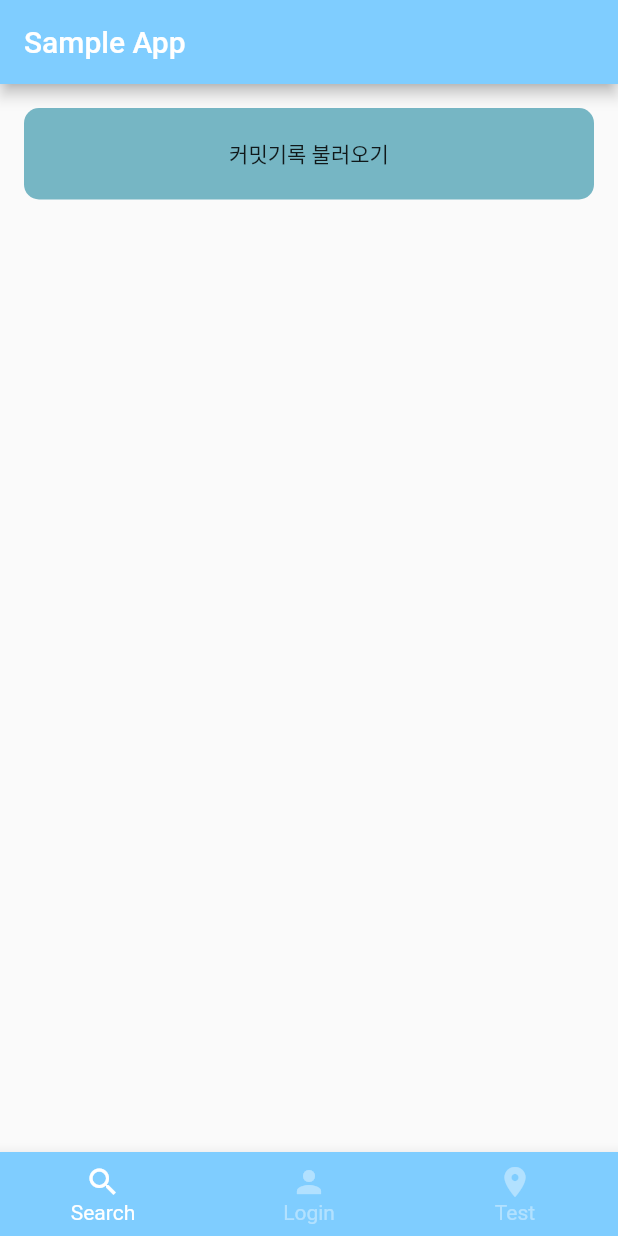
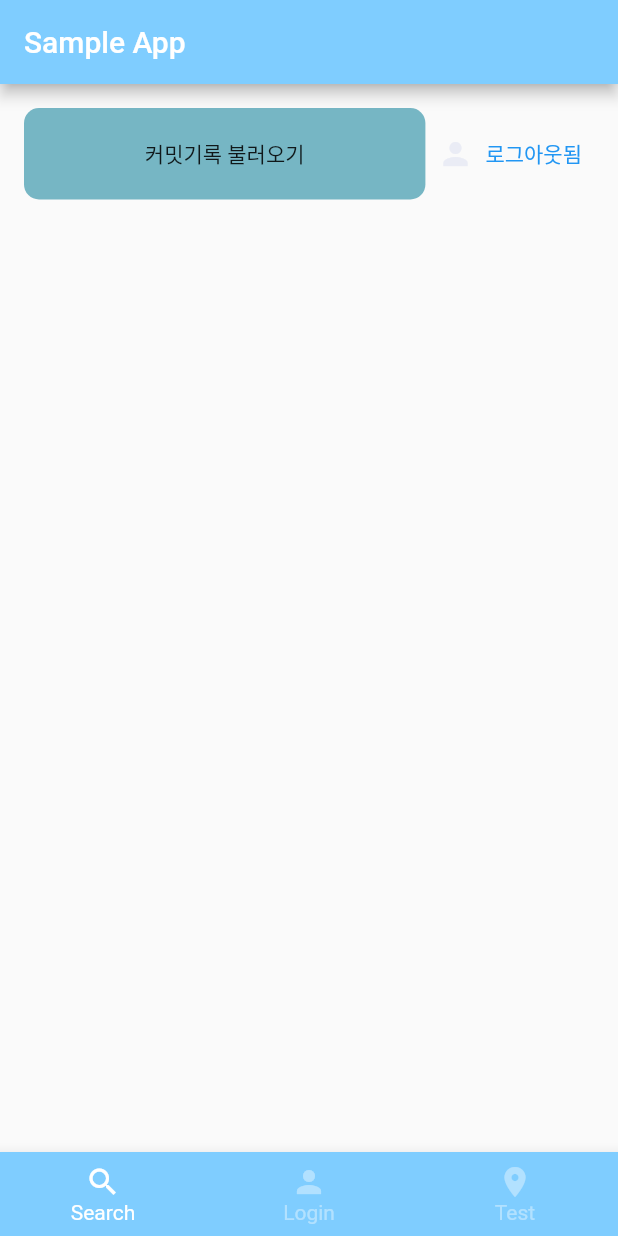
Before and after one commit to cw-hanna/flutter_clean_architecture_sample, a Flutter app: the screen it shows after launch, on a phone screen of 412 x 824 dp. Run offline on Flutter 3.47's test engine with Material 2 defaults, Android fonts, the phone set to English and light mode, and no system bars; our stand-ins replace bloc, flutter_bloc, freezed_annotation.

Commit message:
add loginBloc to Login Widget, seperate LoginWidget, delete HomeState

```diff
--- a/lib/di/commit_provider_setup.dart
+++ b/lib/di/commit_provider_setup.dart
@@ -2,7 +2,7 @@ import 'package:image_search/data/data_source/commit_api.dart';
 import 'package:image_search/data/repository/commit_api_repository_impl_api.dart';
 import 'package:image_search/domain/repository/commit_api_repository.dart';
 import 'package:image_search/domain/usecase/get_commits_user_case.dart';
-import 'package:image_search/presentation/search/commit_view_model.dart';
+import 'package:image_search/presentation/search/commit_provider.dart';
 import 'package:provider/provider.dart';
 import 'package:provider/single_child_widget.dart';
 import 'package:http/http.dart' as http;
@@ -36,7 +36,7 @@ List<SingleChildWidget> commitdependentModels = [
 
 // 4. ViewModels
 List<SingleChildWidget> commitviewModels = [
-  ChangeNotifierProvider<CommitViewModel>(
-    create: (context) => CommitViewModel(context.read<GetCommitsUseCase>()),
+  ChangeNotifierProvider<CommitProvider>(
+    create: (context) => CommitProvider(context.read<GetCommitsUseCase>()),
   ),
 ];
--- a/lib/presentation/login/login_screen.dart
+++ b/lib/presentation/login/login_screen.dart
@@ -3,6 +3,8 @@ import 'package:flutter_bloc/flutter_bloc.dart';
 import 'package:image_search/presentation/bloc/login/login_bloc.dart';
 import 'package:image_search/presentation/theme/cw_colors.dart';
 
+///LoginScreen
+///LoginBloc의 state따라서 화면노출
 class LoginScreen extends StatefulWidget {
   const LoginScreen({Key? key}) : super(key: key);
 
@@ -27,6 +29,7 @@ class _LoginScreenState extends State<LoginScreen> {
   }
 }
 
+//로그인 요청화면(로그아웃된 상태)
 Widget loginRequestScreen(TextEditingController idController,
     TextEditingController pwdController, BuildContext context) {
   return Scaffold(
@@ -91,6 +94,7 @@ Widget loginRequestScreen(TextEditingController idController,
   );
 }
 
+//로그아웃 요청화면(로그인된 상태)
 Widget logoutRequestScreen(BuildContext context) {
   return Padding(
     padding: const EdgeInsets.fromLTRB(20, 40, 20, 0),
--- a/lib/presentation/search/commit_view_model.dart
+++ b/lib/presentation/search/commit_provider.dart
@@ -5,14 +5,10 @@ import 'package:image_search/data/data_source/result.dart';
 import 'package:image_search/domain/model/commit.dart';
 import 'package:image_search/domain/usecase/get_commits_user_case.dart';
 import 'package:image_search/presentation/search/commit_state.dart';
-import 'package:image_search/presentation/search/home_ui_event.dart';
 
-class CommitViewModel with ChangeNotifier {
+class CommitProvider with ChangeNotifier {
   final GetCommitsUseCase getCommitsUseCase;
-  CommitViewModel(this.getCommitsUseCase);
-
-  final _eventController = StreamController<HomeUiEvent>();
-  Stream<HomeUiEvent> get eventStream => _eventController.stream;
+  CommitProvider(this.getCommitsUseCase);
 
   CommitState _state = CommitState([], false);
   CommitState get state => _state;
@@ -24,12 +20,12 @@ class CommitViewModel with ChangeNotifier {
 
     final Result<List<Commit>> result = await getCommitsUseCase.call();
 
-    result.when(success: (commits) {
-      _state = state.copyWith(commits: commits);
-      notifyListeners();
-    }, error: (message) {
-      _eventController.add(HomeUiEvent.showSnackBar(message));
-    });
+    result.when(
+        success: (commits) {
+          _state = state.copyWith(commits: commits);
+          notifyListeners();
+        },
+        error: (message) {});
     notifyListeners();
     _state = state.copyWith(isLoading: false);
   }
--- a/lib/presentation/search/home_ui_event.dart
+++ /dev/null
@@ -1,8 +0,0 @@
-import 'package:freezed_annotation/freezed_annotation.dart';
-
-part 'home_ui_event.freezed.dart';
-
-@freezed
-abstract class HomeUiEvent<T> with _$HomeUiEvent<T> {
-  const factory HomeUiEvent.showSnackBar(String message) = ShowSnackBar;
-}
--- a/lib/presentation/search/search_screen.dart
+++ b/lib/presentation/search/search_screen.dart
@@ -1,12 +1,14 @@
 import 'dart:async';
 
 import 'package:flutter/material.dart';
-import 'package:image_search/presentation/search/commit_view_model.dart';
+import 'package:flutter_bloc/flutter_bloc.dart';
+import 'package:image_search/presentation/bloc/login/login_bloc.dart';
+import 'package:image_search/presentation/search/commit_provider.dart';
 import 'package:image_search/presentation/search/widget/commit_widget.dart';
 import 'package:image_search/presentation/theme/cw_colors.dart';
 
-import 'package:provider/provider.dart';
-
+///SearchScreen
+///커밋기록 API호출 및 리스트 노출
 class SearchScreen extends StatefulWidget {
   const SearchScreen({
     Key? key,
@@ -23,16 +25,6 @@ class _SearchScreenState extends State<SearchScreen> {
   @override
   void initState() {
     super.initState();
-
-    Future.microtask(() {
-      final viewModel = context.read<CommitViewModel>();
-      _subscription = viewModel.eventStream.listen((event) {
-        event.when(showSnackBar: (message) {
-          final snackBar = SnackBar(content: Text(message));
-          ScaffoldMessenger.of(context).showSnackBar(snackBar);
-        });
-      });
-    });
   }
 
   @override
@@ -44,32 +36,28 @@ class _SearchScreenState extends State<SearchScreen> {
 
   @override
   Widget build(BuildContext context) {
-    final viewModel = context.watch<CommitViewModel>();
-    final state = viewModel.state;
+    final commitProvider = context.watch<CommitProvider>();
+    final state = commitProvider.state;
+    var loginState = BlocProvider.of<LoginBloc>(context).state;
 
     return Scaffold(
       body: Column(
         children: [
+          //커밋api호출 버튼, 로그인상태 아이콘
           Padding(
             padding: const EdgeInsets.all(16.0),
-            child: GestureDetector(
-              onTap: () {
-                viewModel.fetch();
-              },
-              child: Container(
-                padding: const EdgeInsets.all(20),
-                decoration: const BoxDecoration(
-                    borderRadius: BorderRadius.all(
-                      Radius.circular(10.0),
-                    ),
-                    color: CwColors.color2),
-                child: const Center(child: Text('커밋기록 불러오기')),
-              ),
+            child: Row(
+              mainAxisAlignment: MainAxisAlignment.spaceBetween,
+              children: [
+                getCommitListButton(commitProvider),
+                loginStateIcon(),
+              ],
             ),
           ),
-          state.isLoading
-              ? const CircularProgressIndicator()
-              : Expanded(
+
+          //커밋기록 결과 ListView
+          loginState is LoginSuccess
+              ? Expanded(
                   child: ListView.builder(
                     padding: const EdgeInsets.all(16.0),
                     itemCount: state.commits.length,
@@ -79,8 +67,58 @@ class _SearchScreenState extends State<SearchScreen> {
                     },
                   ),
                 )
+              : const SizedBox(),
         ],
       ),
     );
   }
+
+  ///커밋api호출 버튼
+  Widget getCommitListButton(CommitProvider commitProvider) {
+    return Expanded(
+      child: GestureDetector(
+        onTap: () {
+          //LoginBloc으로 로그인 상태 체크
+          var loginState = BlocProvider.of<LoginBloc>(context).state;
+          if (loginState is LoginSuccess) {
+            commitProvider.fetch();
+          } else {
+            const snackBar = SnackBar(content: Text('로그인 먼저 해주세요!'));
+            ScaffoldMessenger.of(context).showSnackBar(snackBar);
+          }
+        },
+        child: Container(
+          padding: const EdgeInsets.all(20),
+          decoration: const BoxDecoration(
+              borderRadius: BorderRadius.all(
+                Radius.circular(10.0),
+              ),
+              color: CwColors.color2),
+          child: const Center(child: Text('커밋기록 불러오기')),
+        ),
+      ),
+    );
+  }
+
+  //로그인상태에 따른 아이콘
+  Widget loginStateIcon() {
+    return BlocBuilder<LoginBloc, LoginState>(builder: (context, state) {
+      if (state is LoginSuccess) {
+        return TextButton.icon(
+            onPressed: () {},
+            icon: const Icon(
+              Icons.person,
+              color: CwColors.color2,
+            ),
+            label: const Text('로그인됨'));
+      }
+      return TextButton.icon(
+          onPressed: () {},
+          icon: const Icon(
+            Icons.person,
+            color: CwColors.gray,
+          ),
+          label: const Text('로그아웃됨'));
+    });
+  }
 }
```
Also changed, not shown: lib/presentation/search/home_state.dart (deleted, +0 -17 lines), lib/presentation/search/widget/commit_widget.dart (+13 -4 lines), lib/presentation/search/home_state.freezed.dart (deleted), lib/presentation/search/home_state.g.dart (deleted), lib/presentation/search/home_ui_event.freezed.dart (deleted).
